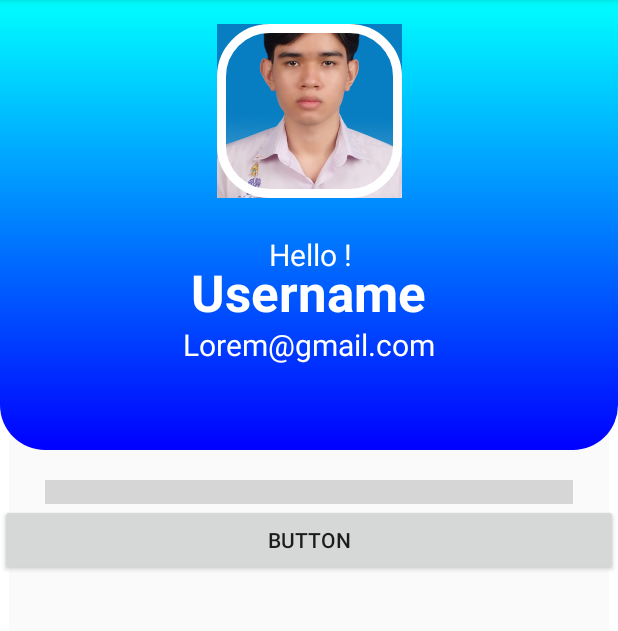
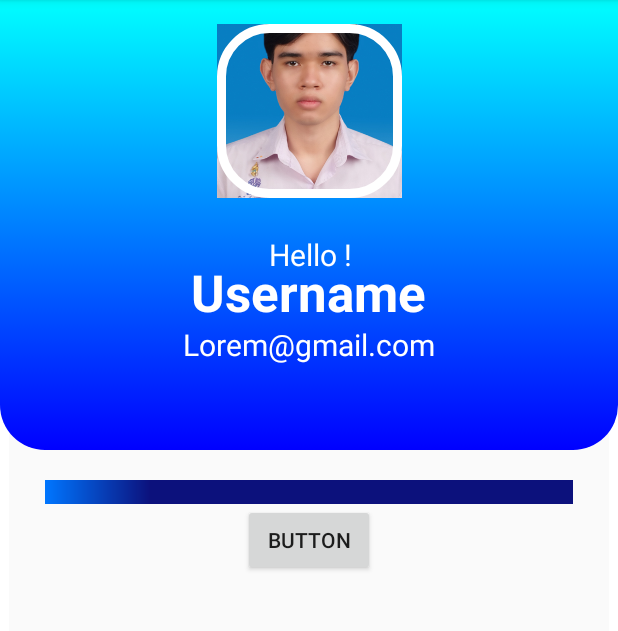
Before and after one commit to Thanthiti/ProjectAndroid, an Android app: the screen it shows after launch (MainActivity), on a phone screen of 412 x 824 dp, the part 84-715 px from its top. Run offline under Robolectric (Android 15) with nearby library versions, the light colour scheme and no system bars.

Commit message:
new one!

```diff
--- a/app/src/main/java/com/example/projectandroid/MainActivity.java
+++ b/app/src/main/java/com/example/projectandroid/MainActivity.java
@@ -1,6 +1,7 @@
 package com.example.projectandroid;
 
 import android.os.Bundle;
+import android.view.View;
 import android.widget.Button;
 import android.widget.ProgressBar;
 
@@ -10,10 +11,9 @@ import androidx.core.graphics.Insets;
 import androidx.core.view.ViewCompat;
 import androidx.core.view.WindowInsetsCompat;
 
-public class MainActivity extends AppCompatActivity {
-    ProgressBar progressBar = findViewById(R.id.home_btnProgress);
+public class MainActivity extends AppCompatActivity implements View.OnClickListener {
+    ProgressBar progressBar;
     Button btnProgress;
-    int ttes = 1;
     @Override
     protected void onCreate(Bundle savedInstanceState) {
         super.onCreate(savedInstanceState);
@@ -24,6 +24,16 @@ public class MainActivity extends AppCompatActivity {
             v.setPadding(systemBars.left, systemBars.top, systemBars.right, systemBars.bottom);
             return insets;
         });
+        progressBar = findViewById(R.id.home_progressbar);
+        btnProgress = findViewById(R.id.home_btnProgress);
+        btnProgress.setOnClickListener(this);
 
     }
+
+    @Override
+    public void onClick(View view) {
+        if (view.getId() == R.id.home_btnProgress) {
+            progressBar.incrementProgressBy(10);
+        }
+    }
 }
--- /dev/null
+++ b/app/src/main/res/drawable/custom_progress.xml
@@ -0,0 +1,13 @@
+<?xml version="1.0" encoding="utf-8"?>
+<layer-list xmlns:android="http://schemas.android.com/apk/res/android">
+
+    <item>
+        <shape android:shape="rectangle">
+            <gradient
+                android:startColor="#0076FF"
+                android:endColor="#0C117C"
+                android:useLevel="true"/>
+        </shape>
+    </item>
+
+</layer-list>
--- a/app/src/main/res/layout/activity_main.xml
+++ b/app/src/main/res/layout/activity_main.xml
@@ -12,7 +12,7 @@
         android:layout_height="match_parent"
         android:background="@drawable/border"
         tools:layout_editor_absoluteX="0dp"
-        tools:layout_editor_absoluteY="11dp">
+        tools:layout_editor_absoluteY="0dp">
 
         <LinearLayout
             android:layout_width="match_parent"
@@ -80,24 +80,27 @@
             <LinearLayout
                 android:layout_width="match_parent"
                 android:layout_height="wrap_content"
+                android:gravity="center"
                 android:orientation="vertical">
 
                 <ProgressBar
-                    android:id="@+id/home_btnProgress"
+                    android:id="@+id/home_progressbar"
                     style="?android:attr/progressBarStyleHorizontal"
                     android:layout_width="match_parent"
                     android:layout_height="wrap_content"
                     android:layout_marginLeft="30dp"
                     android:layout_marginTop="20dp"
-                    android:progressDrawable="@drawable/custom_progress"
 
-                    android:layout_marginRight="30dp" />
+                    android:layout_marginRight="30dp"
+                    android:progress="20"
+                    android:progressDrawable="@drawable/custom_progress" />
 
                 <Button
-                    android:id="@+id/ddd"
-                    android:layout_width="match_parent"
+                    android:id="@+id/home_btnProgress"
+                    android:layout_width="wrap_content"
                     android:layout_height="wrap_content"
                     android:text="Button" />
+
             </LinearLayout>
         </LinearLayout>
     </ScrollView>
```
